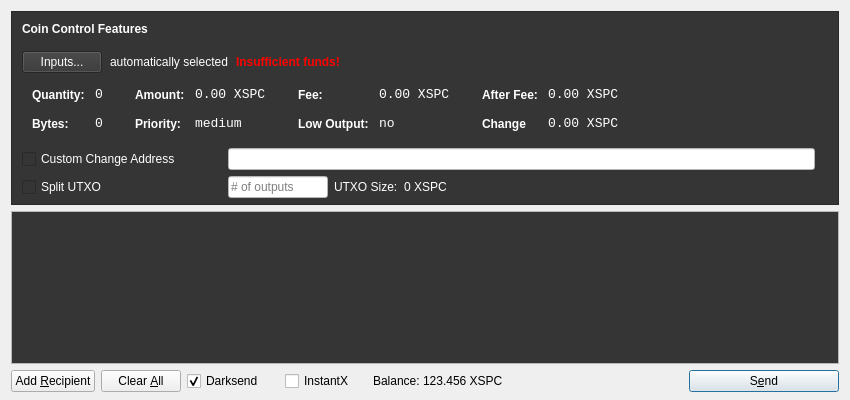
First picture: the form in src/qt/forms/sendcoinsdialog.ui, repository SpectreSecurityCoin/SpectreSecurityCoin, before the edit.
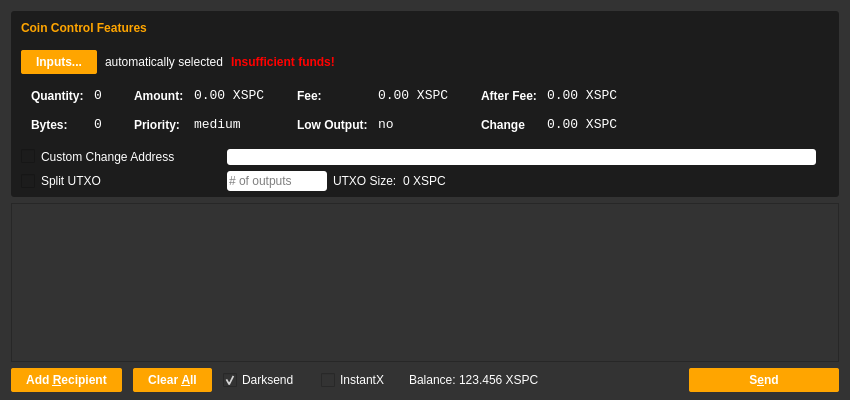
Second picture: the form after the edit. Icons and pictures are not drawn.

Diff of the .ui file:
```diff
--- a/src/qt/forms/sendcoinsdialog.ui
+++ b/src/qt/forms/sendcoinsdialog.ui
@@ -13,6 +13,10 @@
   <property name="windowTitle">
    <string>Send Coins</string>
   </property>
+  <property name="styleSheet">
+   <string notr="true">background-color:rgb(51, 51, 51);
+color: rgb(255, 255, 255);</string>
+  </property>
   <layout class="QVBoxLayout" name="verticalLayout" stretch="0,1,0">
    <property name="bottomMargin">
     <number>8</number>
@@ -32,8 +36,9 @@
       </size>
      </property>
      <property name="styleSheet">
-      <string notr="true">color: rgb(255, 255, 255);
-background-color: rgb(53, 53, 53);</string>
+      <string notr="true">background-color:rgb(28, 28, 28);
+color: rgb(255, 255, 255);
+border-radius:3px;</string>
      </property>
      <property name="frameShape">
       <enum>QFrame::StyledPanel</enum>
@@ -91,7 +96,9 @@
              </font>
             </property>
             <property name="styleSheet">
-             <string notr="true">font-weight:bold;</string>
+             <string notr="true">color:rgb(255, 165, 0);
+font: 75 11pt &quot;Ubuntu&quot;;
+font-weight:bold;</string>
             </property>
             <property name="text">
              <string>Coin Control Features</string>
@@ -111,7 +118,12 @@
           <item>
            <widget class="QPushButton" name="pushButtonCoinControl">
             <property name="styleSheet">
-             <string notr="true"/>
+             <string notr="true">background-color: rgb(255, 165, 0); 
+font: 75 10pt 'Ubuntu';
+font-weight:bold; 
+border-radius:2px; 
+padding:5px 15px;
+color: rgb(255, 255, 255);</string>
             </property>
             <property name="text">
              <string>Inputs...</string>
@@ -732,12 +744,11 @@
         <x>0</x>
         <y>0</y>
         <width>830</width>
-        <height>113</height>
+        <height>127</height>
        </rect>
       </property>
       <property name="styleSheet">
-       <string notr="true">background-color: rgb(53, 53, 53);
-color: rgb(255, 255, 255);</string>
+       <string notr="true"/>
       </property>
       <layout class="QVBoxLayout" name="verticalLayout_2">
        <property name="leftMargin">
@@ -783,6 +794,15 @@
        <property name="toolTip">
         <string>Send to multiple recipients at once</string>
        </property>
+       <property name="styleSheet">
+        <string notr="true">background-color: rgb(255, 165, 0); 
+font: 75 10pt 'Ubuntu';
+font-weight:bold; 
+border-radius:2px; 
+padding:5px 15px;
+color: rgb(255, 255, 255);
+margin:0px 5px 0px 0px;</string>
+       </property>
        <property name="text">
         <string>Add &amp;Recipient</string>
        </property>
@@ -802,6 +822,15 @@
        <property name="toolTip">
         <string>Remove all transaction fields</string>
        </property>
+       <property name="styleSheet">
+        <string notr="true">background-color: rgb(255, 165, 0); 
+font: 75 10pt 'Ubuntu';
+font-weight:bold; 
+border-radius:2px; 
+padding:5px 15px;
+color: rgb(255, 255, 255);
+margin:0px 5px 0px 0px;</string>
+       </property>
        <property name="text">
         <string>Clear &amp;All</string>
        </property>
@@ -917,6 +946,9 @@
        <property name="toolTip">
         <string>Confirm the send action</string>
        </property>
+       <property name="styleSheet">
+        <string notr="true">background-color: rgb(255, 165, 0); padding:2px 0px; font: 75 10pt 'Ubuntu';font-weight:bold; border-radius:2px; padding:5px;color: rgb(255, 255, 255);</string>
+       </property>
        <property name="text">
         <string>S&amp;end</string>
        </property>
```
